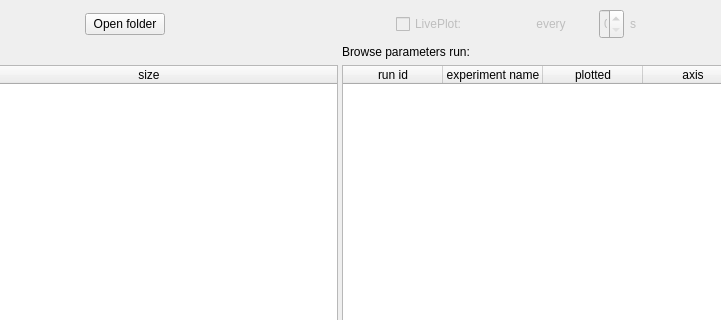
This is ui/main.ui in pyplotter/pyplotter as Qt 5 draws it before an edit; both pictures show x 149 to 870 and y 0 to 320 of the 1024 by 766 pixel window. The edited form follows.
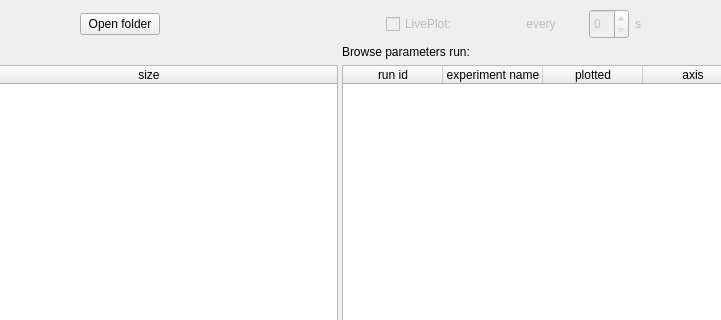
This is the edited form. Custom widgets are drawn as their Qt base class.

```diff
--- a/ui/main.ui
+++ b/ui/main.ui
@@ -99,9 +99,15 @@
             <property name="enabled">
              <bool>false</bool>
             </property>
-            <property name="maximumSize">
+            <property name="minimumSize">
              <size>
               <width>25</width>
+              <height>0</height>
+             </size>
+            </property>
+            <property name="maximumSize">
+             <size>
+              <width>40</width>
               <height>30</height>
              </size>
             </property>
```
